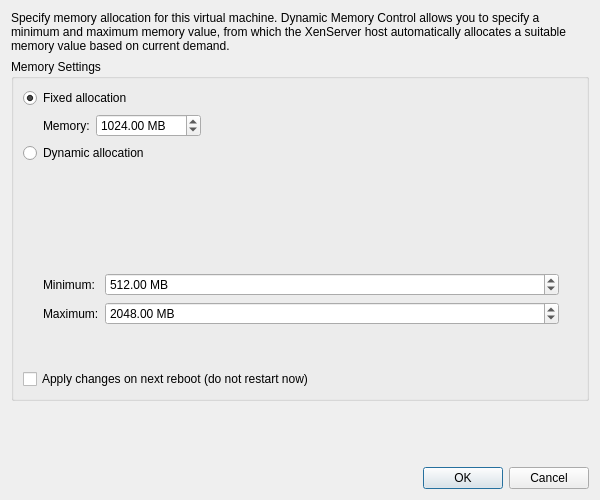
Above: src/xenadmin-ui/dialogs/ballooningdialog.ui from benapetr/XenAdminQt before the change. Below: the same form after it.
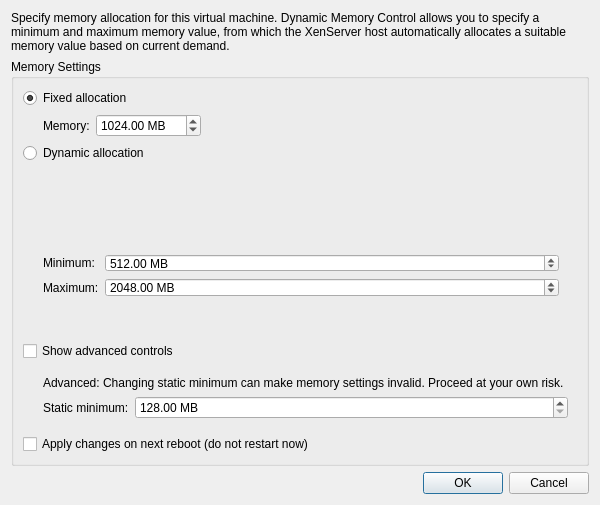
That is the form after the change. Custom widgets are drawn as their Qt base class.

Commit message:
fixed balloning dialog bugs
We were changing static min which is impossible in original client and
breaks some logic. Now we no longer touch it unless user explicitly
wants that via advanced memory view. We also no longer change focus of
spinners.

```diff
--- a/src/xenadmin-ui/dialogs/ballooningdialog.ui
+++ b/src/xenadmin-ui/dialogs/ballooningdialog.ui
@@ -196,6 +196,65 @@
         </property>
        </widget>
       </item>
+      <item>
+       <widget class="QCheckBox" name="checkBoxAdvanced">
+        <property name="text">
+         <string>Show advanced controls</string>
+        </property>
+       </widget>
+      </item>
+      <item>
+       <widget class="QWidget" name="advancedWidget" native="true">
+        <layout class="QVBoxLayout" name="advancedLayout">
+         <property name="leftMargin">
+          <number>20</number>
+         </property>
+         <item>
+          <widget class="QLabel" name="labelAdvancedWarning">
+           <property name="text">
+            <string>Advanced: Changing static minimum can make memory settings invalid. Proceed at your own risk.</string>
+           </property>
+           <property name="wordWrap">
+            <bool>true</bool>
+           </property>
+          </widget>
+         </item>
+         <item>
+          <layout class="QFormLayout" name="advancedFormLayout">
+           <property name="leftMargin">
+            <number>0</number>
+           </property>
+           <item row="0" column="0">
+            <widget class="QLabel" name="labelStaticMin">
+             <property name="text">
+              <string>Static minimum:</string>
+             </property>
+            </widget>
+           </item>
+           <item row="0" column="1">
+            <widget class="QDoubleSpinBox" name="spinnerStaticMin">
+             <property name="suffix">
+              <string> MB</string>
+             </property>
+             <property name="minimum">
+              <double>128.000000000000000</double>
+             </property>
+             <property name="maximum">
+              <double>999999.000000000000000</double>
+             </property>
+             <property name="singleStep">
+              <double>128.000000000000000</double>
+             </property>
+             <property name="value">
+              <double>128.000000000000000</double>
+             </property>
+            </widget>
+           </item>
+          </layout>
+         </item>
+        </layout>
+       </widget>
+      </item>
       <item>
        <widget class="QCheckBox" name="checkBoxDeferReboot">
         <property name="text">
```
The commit also changes 2 other files.
